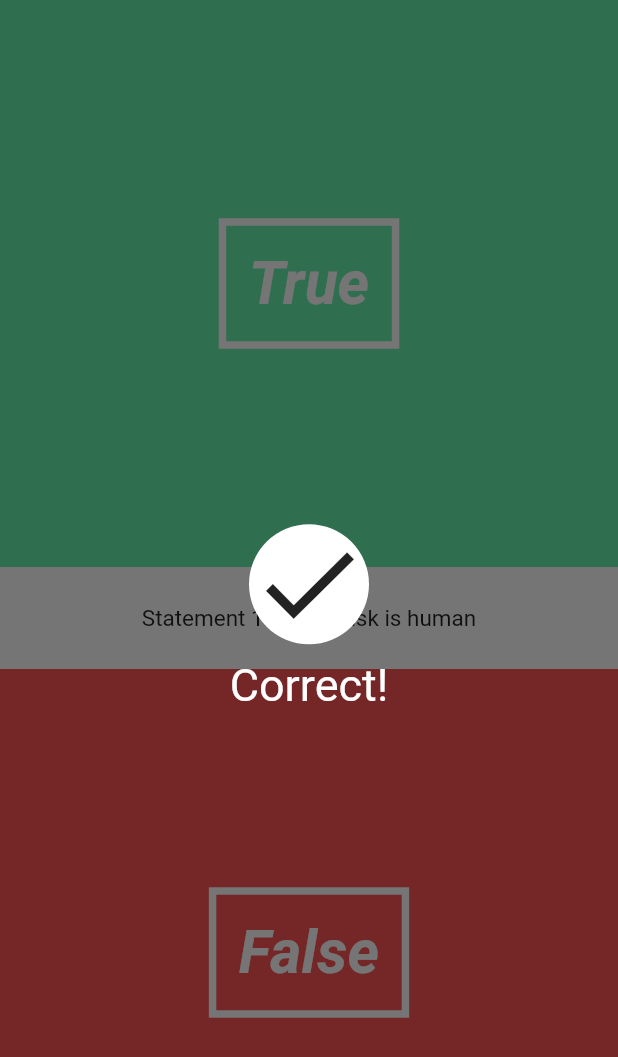
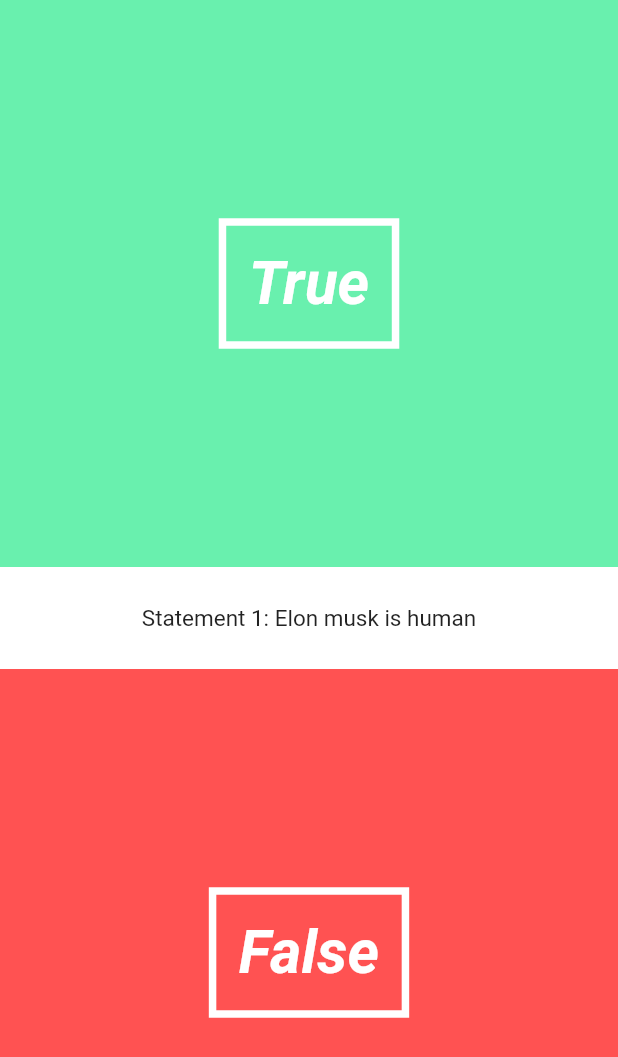
Before and after one commit to Cyan101/flutter-app, a Flutter app: the screen it shows after launch, on a phone screen of 412 x 824 dp. Shown: the top 1057 px of the screen. Run offline on Flutter 3.47's test engine with Material 2 defaults, Android fonts, the phone set to English and light mode, and no system bars.

Commit message:
Overlay dynamic for true/false

```diff
--- a/lib/pages/quiz_page.dart
+++ b/lib/pages/quiz_page.dart
@@ -24,6 +24,7 @@ class QuizPageState extends State<QuizPage> {
   String questionText;
   int questionNumber;
   bool isCorrect;
+  bool overlayOn = false;
 
   @override
   void initState() {
@@ -45,7 +46,7 @@ class QuizPageState extends State<QuizPage> {
             new AnswerButton(false, () => print("User input False")),
           ],
         ),
-        new CorrectWrongOverlay(true)
+        overlayOn == true ? new CorrectWrongOverlay(true) : new Container()
       ],
     );
   }
```
